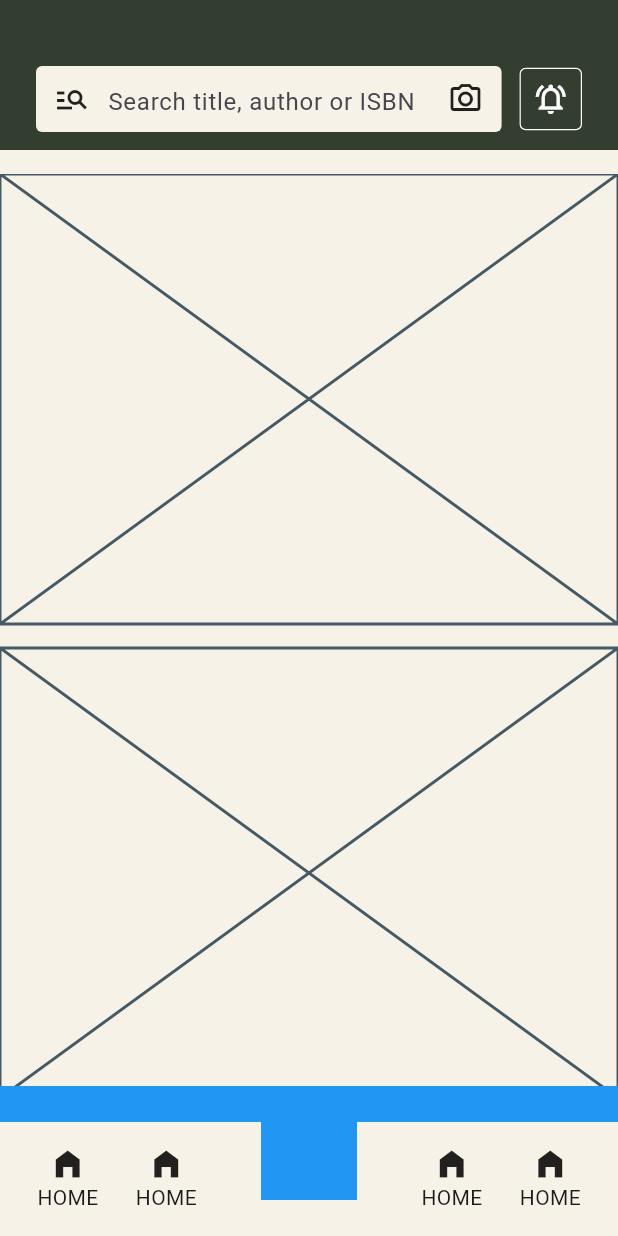
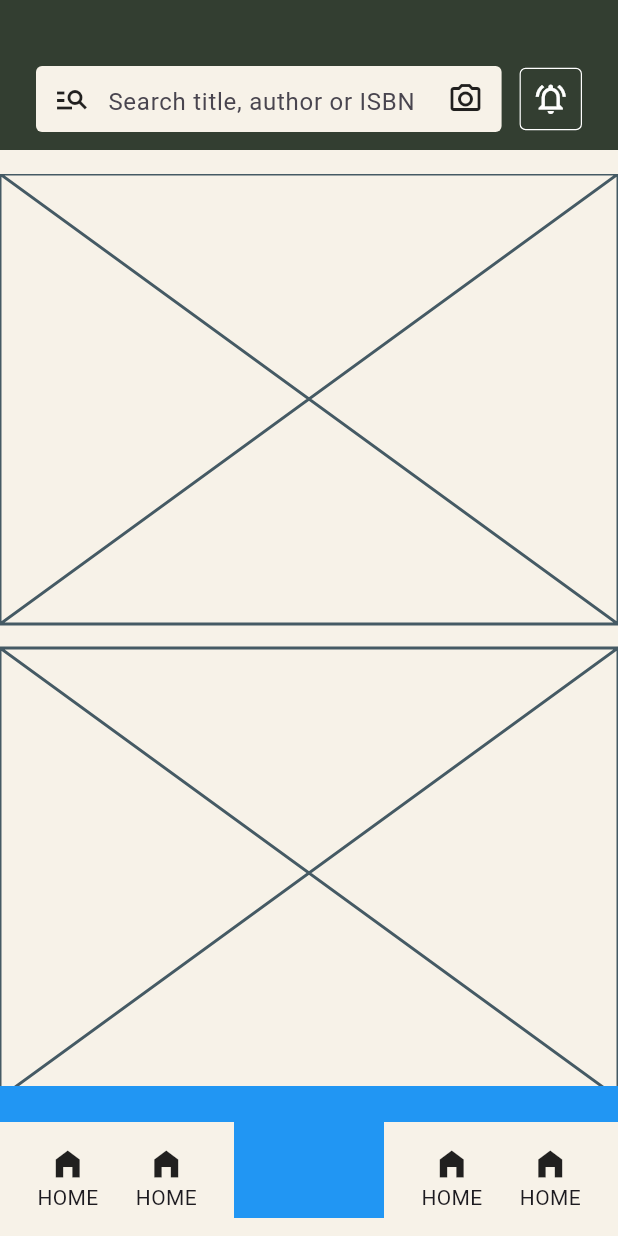
Before and after one commit to JAICHANGPARK/flutter_notebook_chapter_43, a Flutter app: the NewsFeedHomePage screen opened directly, on a phone screen of 412 x 824 dp. Run offline on Flutter 3.47's test engine with Material 3 defaults, Android fonts, the phone set to English and light mode, and no system bars; our stand-ins replace gap, hugeicons.

Commit message:
Update news_feed_home_page.dart

```diff
--- a/lib/ep2163_newsfeed_app/views/news_feed_home_page.dart
+++ b/lib/ep2163_newsfeed_app/views/news_feed_home_page.dart
@@ -183,8 +183,8 @@ class _NewsFeedHomePageState extends State<NewsFeedHomePage> {
                       top: 0,
                       child: Center(
                         child: Container(
-                          height: 64,
-                          width: 64,
+                          height: 100,
+                          width: 100,
                           decoration: BoxDecoration(
                             color: Colors.blue,
                           ),
```
